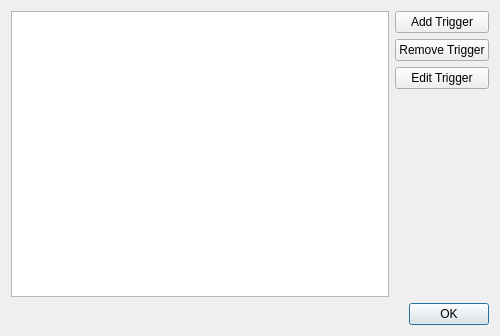
Before: the Qt Designer form R_Visualizer/SystemOverview/sysovrvobjtriggerdialog.ui in NeverKnewTheName/R_Visualizer, drawn with Qt 5.
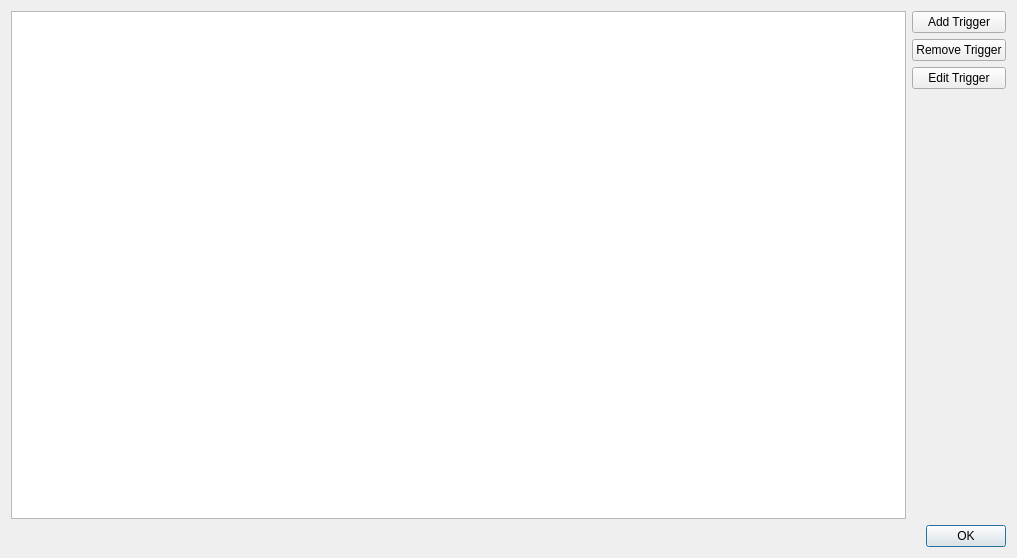
After: the same form once the commit is applied.

The edit to the form file:
```diff
--- a/R_Visualizer/SystemOverview/sysovrvobjtriggerdialog.ui
+++ b/R_Visualizer/SystemOverview/sysovrvobjtriggerdialog.ui
@@ -6,10 +6,16 @@
    <rect>
     <x>0</x>
     <y>0</y>
-    <width>500</width>
-    <height>336</height>
+    <width>1017</width>
+    <height>558</height>
    </rect>
   </property>
+  <property name="sizePolicy">
+   <sizepolicy hsizetype="Expanding" vsizetype="MinimumExpanding">
+    <horstretch>0</horstretch>
+    <verstretch>0</verstretch>
+   </sizepolicy>
+  </property>
   <property name="windowTitle">
    <string>Dialog</string>
   </property>
```
Left out of the diff: 2 changed lines with no effect on the pictures.
